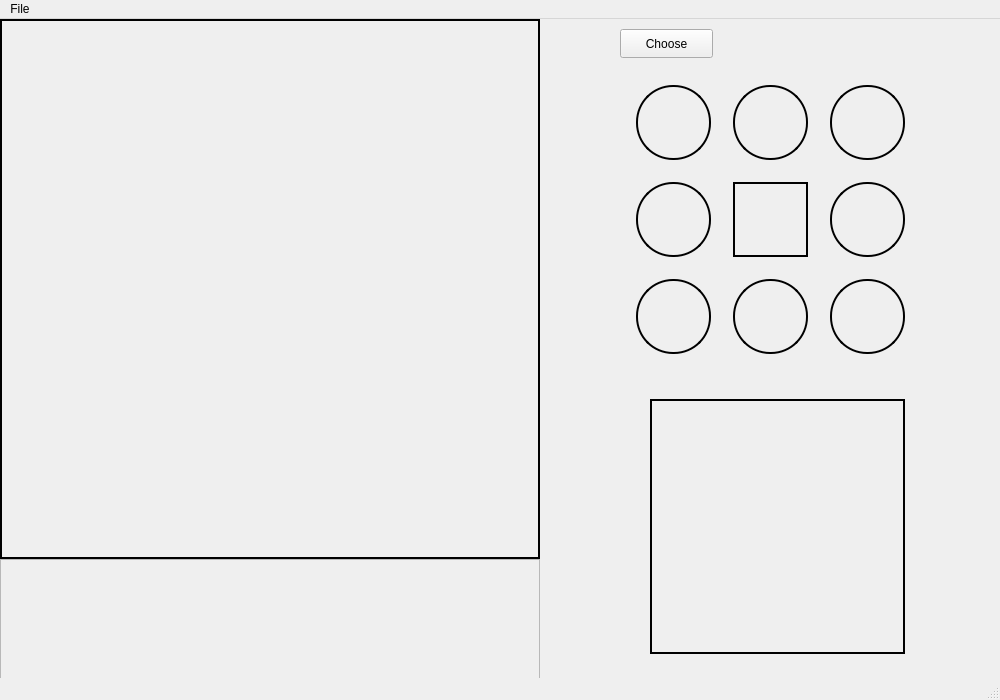
Aphelis/PyCut, file uic/mainwindow.ui: the form before one commit.
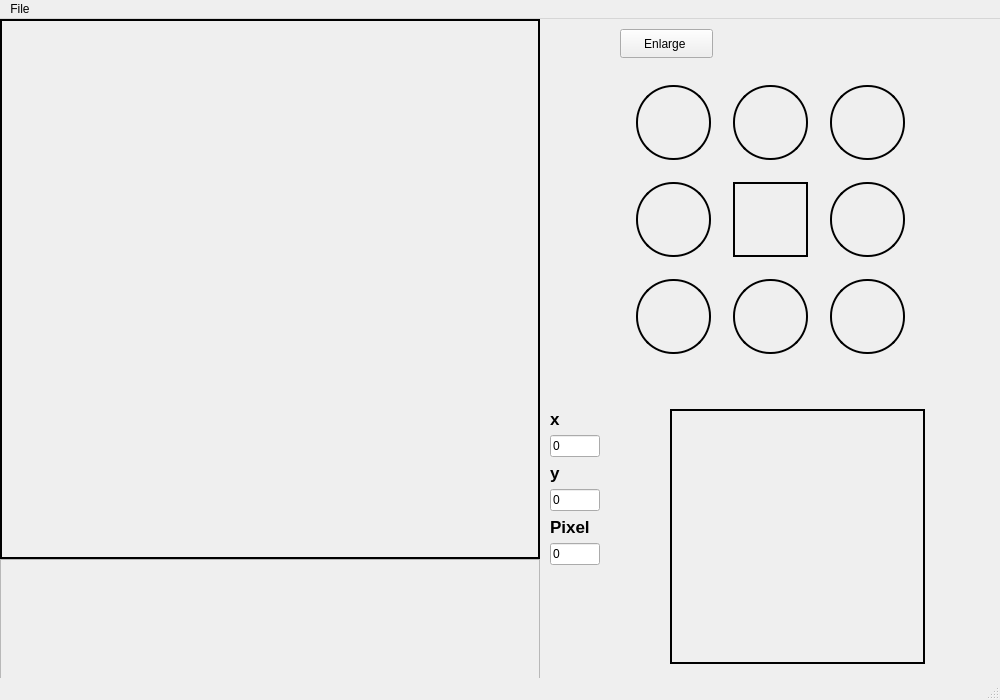
The form after the commit. Icons and pictures are not drawn. Custom widgets are drawn as their Qt base class.

Commit message: Update: Image name x,y,pixel value LineEdit fix Filename error

What changed in the file:
```diff
--- a/uic/mainwindow.ui
+++ b/uic/mainwindow.ui
@@ -102,14 +102,14 @@
      <string notr="true"/>
     </property>
     <property name="text">
-     <string>Choose</string>
+     <string>Enlarge </string>
     </property>
    </widget>
    <widget class="ImageWidget" name="cutImageWidget" native="true">
     <property name="geometry">
      <rect>
-      <x>650</x>
-      <y>380</y>
+      <x>670</x>
+      <y>390</y>
       <width>255</width>
       <height>255</height>
      </rect>
@@ -813,6 +813,115 @@
      </widget>
     </widget>
    </widget>
+   <widget class="QLabel" name="nameLabel">
+    <property name="geometry">
+     <rect>
+      <x>550</x>
+      <y>350</y>
+      <width>50</width>
+      <height>29</height>
+     </rect>
+    </property>
+    <property name="font">
+     <font>
+      <pointsize>13</pointsize>
+      <bold>true</bold>
+     </font>
+    </property>
+    <property name="text">
+     <string/>
+    </property>
+   </widget>
+   <widget class="QWidget" name="">
+    <property name="geometry">
+     <rect>
+      <x>550</x>
+      <y>390</y>
+      <width>51</width>
+      <height>173</height>
+     </rect>
+    </property>
+    <layout class="QFormLayout" name="formLayout">
+     <item row="0" column="0">
+      <widget class="QLabel" name="nameLabel_2">
+       <property name="font">
+        <font>
+         <pointsize>13</pointsize>
+         <bold>true</bold>
+        </font>
+       </property>
+       <property name="text">
+        <string>x</string>
+       </property>
+      </widget>
+     </item>
+     <item row="1" column="0">
+      <widget class="QLineEdit" name="xValue">
+       <property name="maximumSize">
+        <size>
+         <width>50</width>
+         <height>16777215</height>
+        </size>
+       </property>
+       <property name="text">
+        <string>0</string>
+       </property>
+      </widget>
+     </item>
+     <item row="2" column="0">
+      <widget class="QLabel" name="nameLabel_3">
+       <property name="font">
+        <font>
+         <pointsize>13</pointsize>
+         <bold>true</bold>
+        </font>
+       </property>
+       <property name="text">
+        <string>y</string>
+       </property>
+      </widget>
+     </item>
+     <item row="3" column="0">
+      <widget class="QLineEdit" name="yValue">
+       <property name="maximumSize">
+        <size>
+         <width>50</width>
+         <height>16777215</height>
+        </size>
+       </property>
+       <property name="text">
+        <string>0</string>
+       </property>
+      </widget>
+     </item>
+     <item row="4" column="0">
+      <widget class="QLabel" name="nameLabel_4">
+       <property name="font">
+        <font>
+         <pointsize>13</pointsize>
+         <bold>true</bold>
+        </font>
+       </property>
+       <property name="text">
+        <string>Pixel</string>
+       </property>
+      </widget>
+     </item>
+     <item row="5" column="0">
+      <widget class="QLineEdit" name="pixelValue">
+       <property name="maximumSize">
+        <size>
+         <width>50</width>
+         <height>16777215</height>
+        </size>
+       </property>
+       <property name="text">
+        <string>0</string>
+       </property>
+      </widget>
+     </item>
+    </layout>
+   </widget>
   </widget>
   <widget class="QMenuBar" name="menubar">
    <property name="geometry">
```
Left out of the diff: 2 changed lines with no effect on the pictures. The commit also changes 64 other files.
